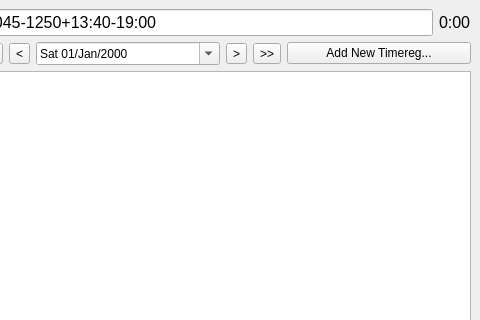
The window that src/pyuac_browse.ui (develer-staff/pyuac) describes before a commit, drawn with Qt 5; both pictures show x 120 to 600 and y 0 to 320 of the 600 by 444 pixel window.
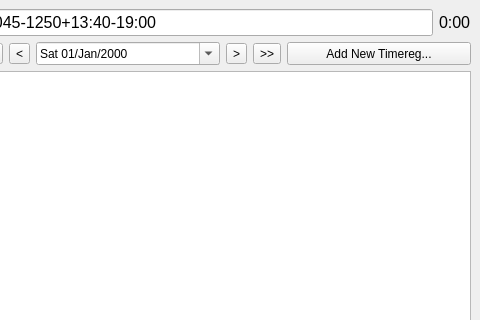
The same window after the commit. Icons and pictures are not drawn.

Commit message: Inserito il toolbutton per selezionare la modalità di immissione delle ore, premendo viene selezionata la modalità 'normal', tenendo premuto appare un menu dal quale si possono selezionare le modalità 'normal' e 'range' (entrambe le modalità sono al momento utilizzabili e funzionanti).

Patch:
```diff
--- a/src/pyuac_browse.ui
+++ b/src/pyuac_browse.ui
@@ -145,9 +145,9 @@
        </widget>
       </item>
       <item>
-       <widget class="QPushButton" name="btnTimereg" >
+       <widget class="QToolButton" name="tlbTimereg" >
         <property name="sizePolicy" >
-         <sizepolicy vsizetype="Fixed" hsizetype="Minimum" >
+         <sizepolicy vsizetype="Minimum" hsizetype="Minimum" >
           <horstretch>0</horstretch>
           <verstretch>0</verstretch>
          </sizepolicy>
@@ -155,6 +155,9 @@
         <property name="text" >
          <string>Add New Timereg...</string>
         </property>
+        <property name="toolButtonStyle" >
+         <enum>Qt::ToolButtonTextOnly</enum>
+        </property>
        </widget>
       </item>
      </layout>
```
Left out of the diff: 4 changed lines with no effect on the pictures. The commit also changes 1 other file.
